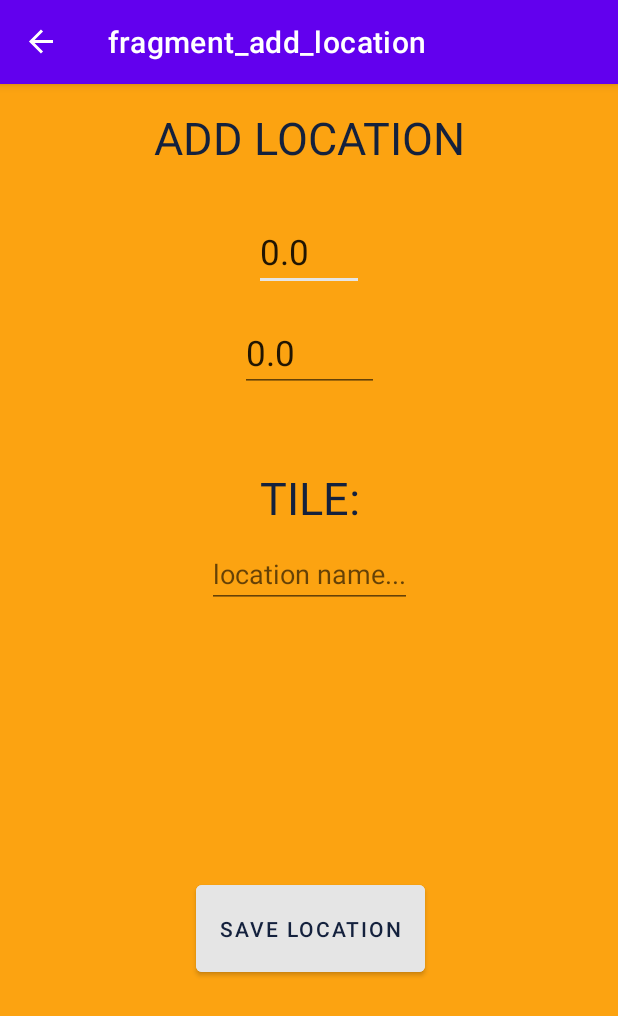
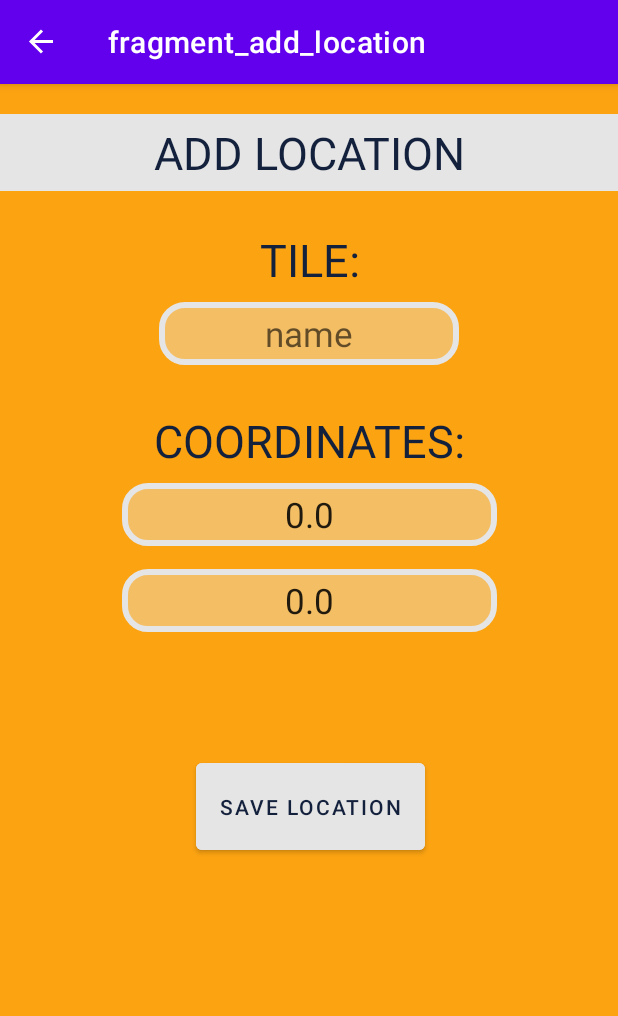
Before and after one commit to AlbertDarchiev/Project-MapsApp, an Android app: the AddLocationFragment screen opened through its navigation route, in the side drawer, after a tap on "addCoord", on a phone screen of 412 x 824 dp. Shown: the top 1016 px of the screen. Run offline under Robolectric (Android 15) with nearby library versions, the phone set to English and light mode, and no system bars; our stand-ins replace Firebase (no records; nobody signed in at launch, a user with empty details on screens opened directly), navigation-ui.

Commit message:
updateMarkers

```diff
--- a/app/build.gradle
+++ b/app/build.gradle
@@ -38,6 +38,7 @@ android {
 }
 
 dependencies {
+
     implementation 'com.firebaseui:firebase-ui-auth:7.2.0'
     implementation platform('com.google.firebase:firebase-bom:31.2.3')
     // https://firebase.google.com/docs/android/setup#available-libraries
--- a/app/src/main/java/com/example/m08_mapsapp/model/Location.kt
+++ b/app/src/main/java/com/example/m08_mapsapp/model/Location.kt
@@ -1,6 +1,6 @@
 package com.example.m08_mapsapp.model
 
-data class Location(var name: String,
-                    var latitude: Double,
-                    var longitude: Double
+data class Location(var name: String?,
+                    var latitude: Double?,
+                    var longitude: Double?
                     )
--- a/app/src/main/java/com/example/m08_mapsapp/view/AddLocationFragment.kt
+++ b/app/src/main/java/com/example/m08_mapsapp/view/AddLocationFragment.kt
@@ -8,14 +8,17 @@ import android.view.LayoutInflater
 import android.view.View
 import android.view.ViewGroup
 import android.widget.Toast
+import androidx.lifecycle.ViewModel
 import androidx.lifecycle.ViewModelProvider
 import androidx.navigation.fragment.findNavController
 import com.example.m08_mapsapp.R
 import com.example.m08_mapsapp.databinding.FragmentAddLocationBinding
+import com.example.m08_mapsapp.model.Location
 import com.example.m08_mapsapp.view.LoginFragment.Companion.emailLogged
 import com.example.m08_mapsapp.viewmodel.MapViewModel
 import com.google.android.gms.maps.GoogleMap
 import com.google.firebase.firestore.FirebaseFirestore
+import kotlinx.coroutines.coroutineScope
 
 class AddLocationFragment : Fragment() {
     private val db = FirebaseFirestore.getInstance()
@@ -34,44 +37,45 @@ class AddLocationFragment : Fragment() {
     override fun onViewCreated(view: View, savedInstanceState: Bundle?) {
         super.onViewCreated(view, savedInstanceState)
 
+//        mapViewModel = ViewModelProvider(requireActivity()).get(MapViewModel::class.java)
 
-        mapViewModel = ViewModelProvider(this).get(MapViewModel::class.java)
+        mapViewModel = ViewModelProvider(requireActivity()).get(MapViewModel::class.java)
+        Toast.makeText(activity, "${mapViewModel.locationMap.latitude}", Toast.LENGTH_SHORT).show()
+
+        binding.latEditText.setText(mapViewModel.locationMap.latitude.toString())
+        binding.longEditText.setText(mapViewModel.locationMap.longitude.toString())
 
 
-        binding.latEditText.setText(MapFragment.lat.toString())
-        binding.longEditText.setText(MapFragment.long.toString())
+        binding.button.setOnClickListener {
+            mapViewModel.listOfLocations = mutableListOf()
+            Toast.makeText(activity, "${mapViewModel.locationMap.latitude}", Toast.LENGTH_SHORT).show()
 
-        mapViewModel.locationMap.observe(viewLifecycleOwner){ Location ->
-            Toast.makeText(activity, "AAAAAA ${Location}", Toast.LENGTH_SHORT).show()
-
-//            Log.d("AddLocationFragment", "Location: $location")
-        }
-        binding.button.setOnClickListener {
-            Toast.makeText(activity, "${mapViewModel.locationMap.value?.latitude}", Toast.LENGTH_SHORT).show()
-
-            updateMarks()
                     db.collection("users").document(emailLogged).collection("locations").add(
                         hashMapOf
                             ("name" to binding.titleEditText.text.toString(),
                             "latitude" to binding.latEditText.text.toString(),
                             "longitude" to binding.longEditText.text.toString())
                     )
-                    findNavController().navigate(R.id.action_addLocationFragment_to_fragment_map)
+
+                saveMarks()
+
+            println("RRRE"+mapViewModel.listOfLocations)
+
+            findNavController().navigate(R.id.action_addLocationFragment_to_fragment_map)
                 }
         }
-    fun updateMarks(): MutableList<String>{
-        val listLocations = mutableListOf<String>()
+    fun saveMarks(){
         db.collection("users").document(emailLogged).collection("locations")
             .get()
             .addOnSuccessListener { documents ->
+                var loc : Location
                 for (document in documents) {
-                    listLocations.add(document.get("name") as String)
-                    println("TESTDOC: ${document.get("latitude")}")
+                    loc = Location(document.get("name").toString(), document.get("latitude").toString().toDouble(), document.get("longitude").toString().toDouble())
+                    println("PRINTVALUES: ${loc}")
                     Log.d(TAG, "${document.id} => ${document.data}")
+                    mapViewModel.listOfLocations.add(loc)
+                    println("AABB: "+mapViewModel.listOfLocations)
                 }
             }
-        println("LISTLOCAT: "+ listLocations)
-        return listLocations
-
         }
     }
--- a/app/src/main/java/com/example/m08_mapsapp/view/LoginFragment.kt
+++ b/app/src/main/java/com/example/m08_mapsapp/view/LoginFragment.kt
@@ -46,7 +46,6 @@ class LoginFragment : Fragment() {
                 }
                 else{
                     Toast.makeText(activity, "Error al iniciar sessió", Toast.LENGTH_SHORT).show()
-//                    showError("Error al registrar l'usuari")
                 }
             }
 
--- a/app/src/main/java/com/example/m08_mapsapp/view/MapFragment.kt
+++ b/app/src/main/java/com/example/m08_mapsapp/view/MapFragment.kt
@@ -1,8 +1,10 @@
 package com.example.m08_mapsapp.view
 import android.Manifest
+import android.content.ContentValues
 import androidx.core.view.*
 import android.content.pm.PackageManager
 import android.os.Bundle
+import android.util.Log
 import androidx.fragment.app.Fragment
 import android.view.LayoutInflater
 import android.view.View
@@ -25,6 +27,7 @@ import com.google.android.gms.maps.SupportMapFragment
 import com.google.android.gms.maps.model.BitmapDescriptorFactory
 import com.google.android.gms.maps.model.LatLng
 import com.google.android.gms.maps.model.MarkerOptions
+import com.google.firebase.firestore.FirebaseFirestore
 
 const val REQUEST_CODE_LOCATION = 100
 class MapFragment : Fragment(), OnMapReadyCallback, GoogleMap.OnMapLongClickListener{
@@ -32,6 +35,7 @@ class MapFragment : Fragment(), OnMapReadyCallback, GoogleMap.OnMapLongClickList
         var lat = 0.0
         var long = 0.0
     }
+    private val db = FirebaseFirestore.getInstance()
     lateinit var map: GoogleMap
     lateinit var binding: FragmentMapBinding
     private lateinit var mapViewModel: MapViewModel
@@ -39,13 +43,22 @@ class MapFragment : Fragment(), OnMapReadyCallback, GoogleMap.OnMapLongClickList
     override fun onCreateView(inflater: LayoutInflater, container: ViewGroup?, savedInstanceState: Bundle?): View? {
         // Inflate the layout for this fragment
         binding = FragmentMapBinding.inflate(layoutInflater)
-        mapViewModel = ViewModelProvider(this).get(MapViewModel::class.java)
+        mapViewModel = ViewModelProvider(requireActivity()).get(MapViewModel::class.java)
 
+        println("CREATETEST1: "+mapViewModel.listOfLocations)
+        updateMarks()
         createMap()
-
         return binding.root
 
 //   return rootViewf
+    }
+
+    override fun onViewCreated(view: View, savedInstanceState: Bundle?) {
+        super.onViewCreated(view, savedInstanceState)
+        binding.addButton.setOnClickListener {
+            mapViewModel.locationMap = Location(null, 0.0, 0.0)
+            findNavController().navigate(R.id.action_fragment_map_to_addLocationFragment)
+        }
     }
 
 fun createMap(){
@@ -56,6 +69,8 @@ fun createMap(){
     override fun onMapReady(googleMap: GoogleMap) {
         map = googleMap
         createMarker()
+        println("CREATETEST2: "+mapViewModel.listOfLocations)
+
         enableLocation()
         map.setOnMapLongClickListener(this) //--
     }
@@ -66,7 +81,7 @@ fun createMap(){
    map.addMarker(myMarker)
    map.animateCamera(
        CameraUpdateFactory.newLatLngZoom(coordinates, 18f),
-       5000, null)
+       3000, null)
 }
     fun createMarker2(){
         val coordinates = LatLng(41.4534229,2.1841046)
@@ -137,6 +152,8 @@ fun createMap(){
 
     override fun onResume() {
 
+        println("CREATETEST3: "+mapViewModel.listOfLocations)
+
 
         super.onResume()
         if(!::map.isInitialized) return
@@ -160,16 +177,41 @@ fun createMap(){
     }
 
     override fun onMapLongClick(coord: LatLng) { // --
-        long = coord.longitude
-        lat = coord.latitude
-        mapViewModel.locationMap.value = Location("namee", lat, long)
-        Toast.makeText(requireContext(), "${mapViewModel.locationMap.value}",Toast.LENGTH_SHORT).show()
-//        mapViewModel.saveLocation()
+        mapViewModel.locationMap = Location("", coord.latitude, coord.longitude)
+
+//        Toast.makeText(requireContext(), "${mapViewModel.locationMap}",Toast.LENGTH_SHORT).show()
 
             val action = MapFragmentDirections.actionFragmentMapToAddLocationFragment()
             findNavController().navigate(action)
 
     }
+    fun updateMarks(){
+        db.collection("users").document(LoginFragment.emailLogged).collection("locations")
+            .get()
+            .addOnSuccessListener { documents ->
+                var loc : Location
+                for (document in documents) {
+                    loc = Location(document.get("name").toString(), document.get("latitude").toString().toDouble(), document.get("longitude").toString().toDouble())
+                    println("PRINTVALUES: ${loc}")
+                    Log.d(ContentValues.TAG, "${document.id} => ${document.data}")
+
+                    val coordinates = LatLng(loc.latitude!!, loc.longitude!!)
+                    val myMarker = MarkerOptions().position(coordinates).title(loc.name)
+                    map.addMarker(myMarker)
+                }
+            }
+
+//        for (location in mapViewModel.listOfLocations) {
+//            println("RERER: "+location)
+//            val coordinates = LatLng(location.latitude, location.longitude)
+//            val myMarker = MarkerOptions().position(coordinates).title(location.name)
+//            map.addMarker(myMarker)
+////            map.animateCamera(
+////                CameraUpdateFactory.newLatLngZoom(coordinates, 18f),
+////                5000, null
+////            )
+//        }
+    }
 
 
 }
--- a/app/src/main/java/com/example/m08_mapsapp/viewmodel/MapViewModel.kt
+++ b/app/src/main/java/com/example/m08_mapsapp/viewmodel/MapViewModel.kt
@@ -1,15 +1,8 @@
 package com.example.m08_mapsapp.viewmodel
-
-import android.media.MicrophoneInfo.Coordinate3F
-import androidx.lifecycle.MutableLiveData
+import com.example.m08_mapsapp.model.Location
 import androidx.lifecycle.ViewModel
-import com.example.m08_mapsapp.model.Location
-import com.google.android.gms.maps.GoogleMap
-import com.google.android.gms.maps.model.Marker
 
 class MapViewModel: ViewModel() {
-    var map = MutableLiveData<GoogleMap>()
-    val markerList = MutableLiveData<List<Marker>>()
-    var locationMap = MutableLiveData<Location>()
-    var testVM = MutableLiveData<String>()
+    var locationMap = Location("", 0.0, 0.0)
+    var listOfLocations = mutableListOf<Location>()
 }
--- a/app/src/main/res/layout/fragment_add_location.xml
+++ b/app/src/main/res/layout/fragment_add_location.xml
@@ -6,15 +6,16 @@
     android:layout_height="match_parent"
     tools:context=".view.AddLocationFragment"
     android:background="#FCA311"
-
     >
 
     <TextView
         android:textColor="@color/dark_blue"
         android:id="@+id/textView"
-        android:layout_marginTop="15dp"
-        android:layout_width="wrap_content"
+        android:background="@color/gray"
+        android:padding="5dp"
+        android:layout_width="match_parent"
         android:layout_height="wrap_content"
+        android:layout_marginTop="20dp"
         android:gravity="center"
         android:text="ADD LOCATION"
         android:textSize="30dp"
@@ -23,40 +24,55 @@
         app:layout_constraintTop_toTopOf="parent" />
 
     <EditText
-        android:layout_marginTop="30dp"
-        android:textSize="23dp"
+        android:layout_marginTop="8dp"
         android:id="@+id/lat_editText"
         android:layout_width="wrap_content"
         android:layout_height="wrap_content"
-        android:hint="latitud"
+        android:width="250dp"
+        android:background="@drawable/backround_text_input"
+        android:gravity="center"
+        android:hint="latitude"
+        android:padding="5dp"
+        android:textSize="23dp"
         app:layout_constraintEnd_toEndOf="parent"
         app:layout_constraintStart_toStartOf="parent"
-        app:layout_constraintTop_toBottomOf="@+id/textView" />
+        app:layout_constraintTop_toBottomOf="@+id/textView3" />
 
     <EditText
+        android:width="250dp"
+        android:gravity="center"
+        android:padding="5dp"
+        android:background="@drawable/backround_text_input"
+
         android:textSize="23dp"
         android:layout_marginTop="15dp"
         android:id="@+id/long_editText"
 
         android:layout_width="wrap_content"
         android:layout_height="wrap_content"
-        android:hint="@string/longitud"
+        android:hint="longitude"
         app:layout_constraintEnd_toEndOf="parent"
         app:layout_constraintStart_toStartOf="parent"
         app:layout_constraintTop_toBottomOf="@+id/lat_editText" />
 
     <EditText
+        android:width="200dp"
+        android:gravity="center"
+        android:padding="5dp"
+        android:background="@drawable/backround_text_input"
+        android:textSize="23dp"
+
         android:id="@+id/title_editText"
         android:layout_width="wrap_content"
         android:layout_height="wrap_content"
         android:layout_marginTop="8dp"
-        android:hint="location name..."
+        android:hint="name"
         app:layout_constraintEnd_toEndOf="parent"
         app:layout_constraintStart_toStartOf="parent"
         app:layout_constraintTop_toBottomOf="@+id/textView2" />
 
     <TextView
-        android:layout_marginTop="50dp"
+        android:layout_marginTop="25dp"
         android:id="@+id/textView2"
         android:layout_width="wrap_content"
         android:layout_height="wrap_content"
@@ -67,9 +83,24 @@
         app:layout_constraintEnd_toEndOf="parent"
         app:layout_constraintHorizontal_bias="0.502"
         app:layout_constraintStart_toStartOf="parent"
-        app:layout_constraintTop_toBottomOf="@+id/long_editText" />
+        app:layout_constraintTop_toBottomOf="@+id/textView" />
+
+    <TextView
+        android:layout_marginTop="30dp"
+        android:id="@+id/textView3"
+        android:layout_width="wrap_content"
+        android:layout_height="wrap_content"
+        android:gravity="center"
+        android:text="COORDINATES:"
+        android:textColor="@color/dark_blue"
+        android:textSize="30dp"
+        app:layout_constraintEnd_toEndOf="parent"
+        app:layout_constraintHorizontal_bias="0.502"
+        app:layout_constraintStart_toStartOf="parent"
+        app:layout_constraintTop_toBottomOf="@+id/title_editText" />
 
     <Button
+
         android:id="@+id/button"
         android:layout_width="wrap_content"
         android:layout_height="70dp"
```
